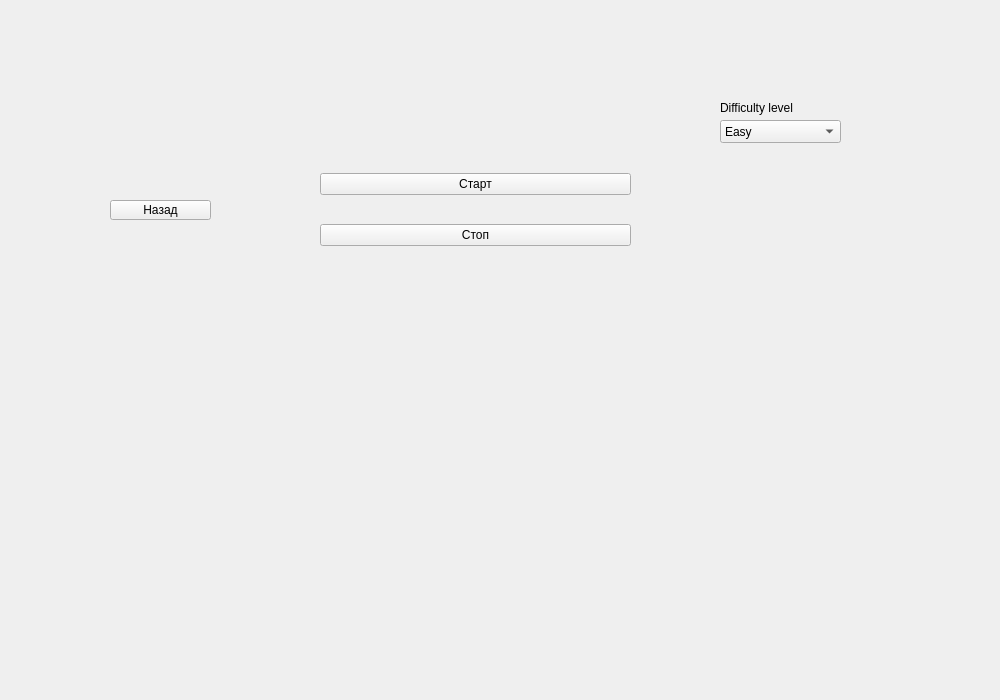
Qt form src/gui/exercises/exerciserhythmwidget.ui (TFed555/music_trainer) before a commit.
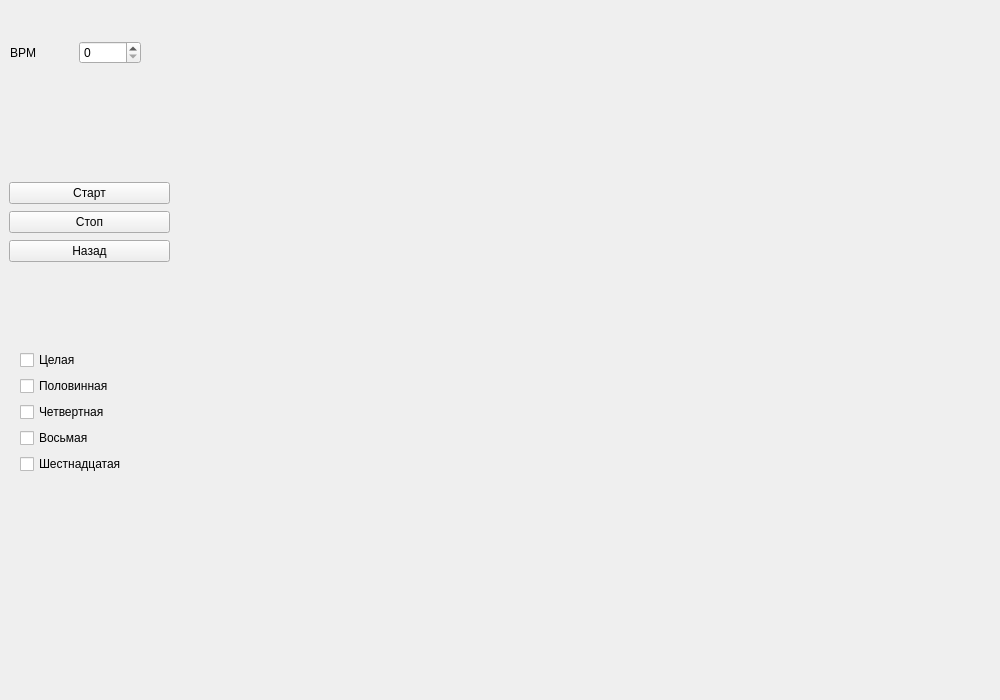
The same form after that commit.

```diff
--- a/src/gui/exercises/exerciserhythmwidget.ui
+++ b/src/gui/exercises/exerciserhythmwidget.ui
@@ -13,13 +13,46 @@
   <property name="windowTitle">
    <string>Form</string>
   </property>
-  <widget class="QWidget" name="verticalLayoutWidget">
+  <widget class="QWidget" name="horizontalLayoutWidget">
    <property name="geometry">
     <rect>
-     <x>320</x>
-     <y>150</y>
-     <width>311</width>
-     <height>121</height>
+     <x>190</x>
+     <y>340</y>
+     <width>701</width>
+     <height>281</height>
+    </rect>
+   </property>
+   <layout class="QHBoxLayout" name="horizontalLayout"/>
+  </widget>
+  <widget class="QWidget" name="layoutWidget">
+   <property name="geometry">
+    <rect>
+     <x>10</x>
+     <y>40</y>
+     <width>131</width>
+     <height>25</height>
+    </rect>
+   </property>
+   <layout class="QHBoxLayout" name="bpmLayout">
+    <item>
+     <widget class="QLabel" name="label">
+      <property name="text">
+       <string>BPM</string>
+      </property>
+     </widget>
+    </item>
+    <item>
+     <widget class="QSpinBox" name="spinBox"/>
+    </item>
+   </layout>
+  </widget>
+  <widget class="QWidget" name="layoutWidget">
+   <property name="geometry">
+    <rect>
+     <x>9</x>
+     <y>181</y>
+     <width>161</width>
+     <height>83</height>
     </rect>
    </property>
    <layout class="QVBoxLayout" name="manageLayout">
@@ -37,64 +70,61 @@
       </property>
      </widget>
     </item>
-   </layout>
-  </widget>
+    <item>
   <widget class="QPushButton" name="backBtn">
-   <property name="geometry">
-    <rect>
-     <x>110</x>
-     <y>200</y>
-     <width>101</width>
-     <height>20</height>
-    </rect>
-   </property>
    <property name="text">
     <string>Назад</string>
    </property>
   </widget>
-  <widget class="QLabel" name="label">
+    </item>
+   </layout>
+  </widget>
+  <widget class="QWidget" name="layoutWidget">
    <property name="geometry">
     <rect>
-     <x>720</x>
-     <y>100</y>
-     <width>101</width>
-     <height>16</height>
+     <x>20</x>
+     <y>350</y>
+     <width>114</width>
+     <height>126</height>
     </rect>
    </property>
+   <layout class="QVBoxLayout" name="verticalLayout">
+    <item>
+     <widget class="QCheckBox" name="checkBox_1">
    <property name="text">
-    <string>Difficulty level</string>
-   </property>
-  </widget>
-  <widget class="QComboBox" name="difficultyBox">
-   <property name="geometry">
-    <rect>
-     <x>720</x>
-     <y>120</y>
-     <width>121</width>
-     <height>23</height>
-    </rect>
-   </property>
+       <string>Целая</string>
+      </property>
+     </widget>
+    </item>
    <item>
+     <widget class="QCheckBox" name="checkBox_2">
     <property name="text">
-     <string>Easy</string>
-    </property>
+       <string>Половинная</string>
+      </property>
+     </widget>
    </item>
    <item>
+     <widget class="QCheckBox" name="checkBox_3">
     <property name="text">
-     <string>Hard</string>
-    </property>
-   </item>
-  </widget>
-  <widget class="QWidget" name="horizontalLayoutWidget">
-   <property name="geometry">
-    <rect>
-     <x>140</x>
-     <y>380</y>
-     <width>721</width>
-     <height>201</height>
-    </rect>
-   </property>
-   <layout class="QHBoxLayout" name="horizontalLayout"/>
+       <string>Четвертная</string>
+      </property>
+     </widget>
+    </item>
+    <item>
+     <widget class="QCheckBox" name="checkBox_4">
+      <property name="text">
+       <string>Восьмая</string>
+      </property>
+     </widget>
+    </item>
+    <item>
+     <widget class="QCheckBox" name="checkBox_5">
+      <property name="text">
+       <string>Шестнадцатая</string>
+      </property>
+     </widget>
+    </item>
+   </layout>
   </widget>
  </widget>
  <resources/>
```
Lines whose indentation alone changed are shown as unchanged.
